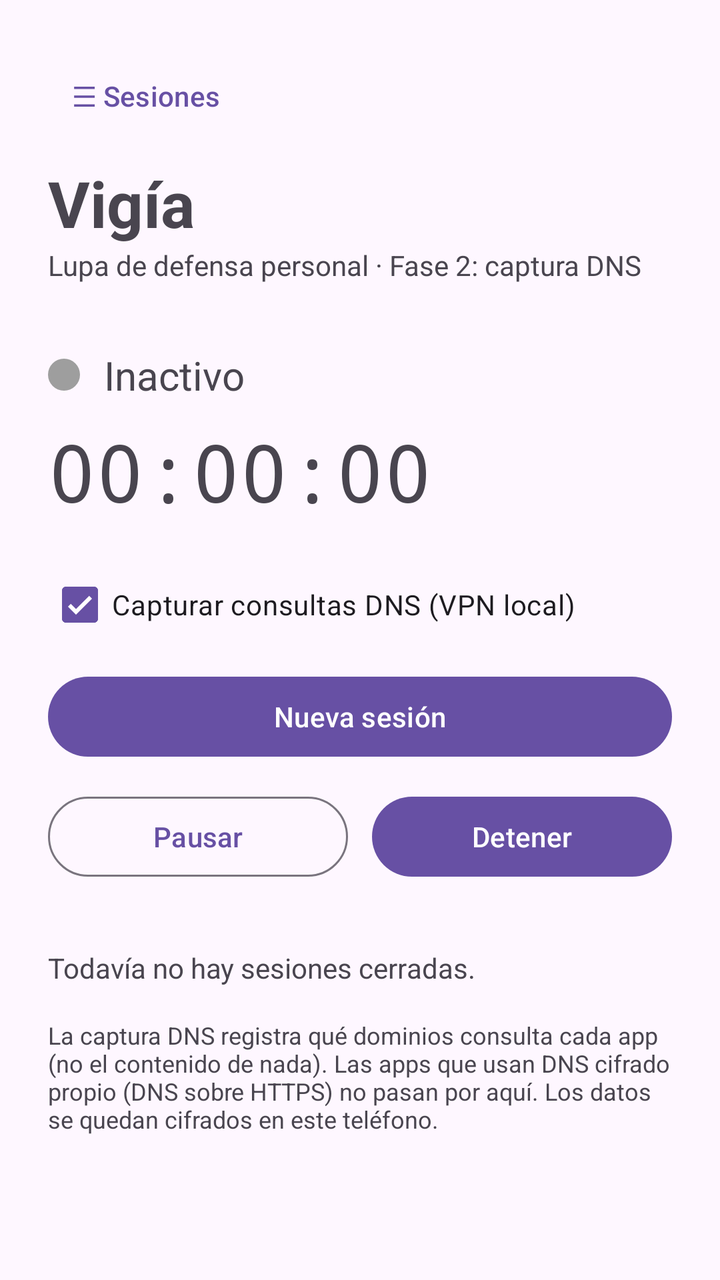
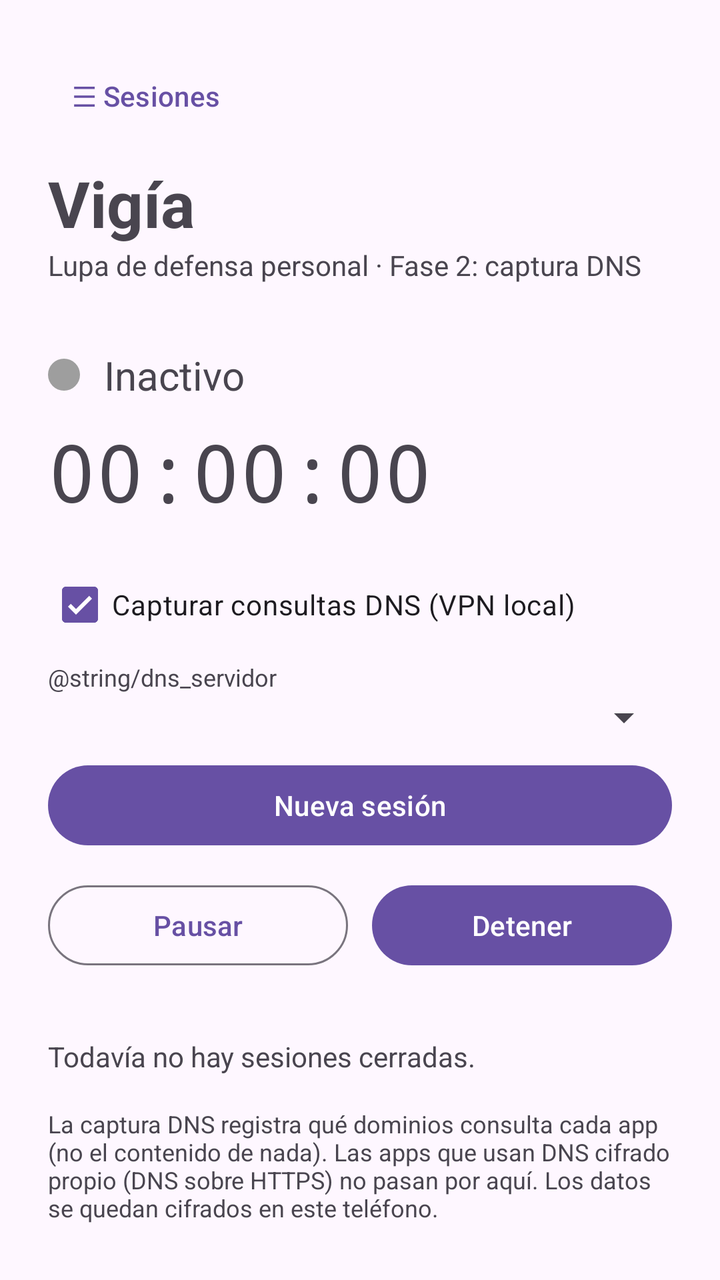

Compare the two renders of this Android layout. The source of the first and the diff that turns it into the second are given below.
<!-- AndroidManifest.xml: application theme Theme.Vigia -->
<!-- res/layout/activity_main.xml -->
<?xml version="1.0" encoding="utf-8"?>
<androidx.drawerlayout.widget.DrawerLayout xmlns:android="http://schemas.android.com/apk/res/android"
    android:id="@+id/drawer"
    android:layout_width="match_parent"
    android:layout_height="match_parent">

    <ScrollView
        android:layout_width="match_parent"
        android:layout_height="match_parent"
        android:fillViewport="true">

        <LinearLayout
            android:layout_width="match_parent"
            android:layout_height="wrap_content"
            android:orientation="vertical"
            android:padding="24dp">

            <com.google.android.material.button.MaterialButton
                android:id="@+id/btnSesiones"
                style="@style/Widget.Material3.Button.TextButton"
                android:layout_width="wrap_content"
                android:layout_height="wrap_content"
                android:text="@string/menu_sesiones" />

            <TextView
                android:id="@+id/titulo"
                android:layout_width="wrap_content"
                android:layout_height="wrap_content"
                android:layout_marginTop="8dp"
                android:text="@string/app_name"
                android:textSize="32sp"
                android:textStyle="bold" />

            <TextView
                android:id="@+id/subtitulo"
                android:layout_width="wrap_content"
                android:layout_height="wrap_content"
                android:text="@string/subtitulo"
                android:textSize="14sp" />

            <LinearLayout
                android:layout_width="match_parent"
                android:layout_height="wrap_content"
                android:layout_marginTop="32dp"
                android:gravity="center_vertical"
                android:orientation="horizontal">

                <View
                    android:id="@+id/punto"
                    android:layout_width="16dp"
                    android:layout_height="16dp"
                    android:background="@drawable/punto" />

                <TextView
                    android:id="@+id/txtEstado"
                    android:layout_width="wrap_content"
                    android:layout_height="wrap_content"
                    android:layout_marginStart="12dp"
                    android:text="@string/estado_inactiva"
                    android:textSize="20sp" />
            </LinearLayout>

            <TextView
                android:id="@+id/txtTiempo"
                android:layout_width="wrap_content"
                android:layout_height="wrap_content"
                android:layout_marginTop="8dp"
                android:fontFamily="monospace"
                android:text="00:00:00"
                android:textSize="40sp" />

            <TextView
                android:id="@+id/txtVpn"
                android:layout_width="match_parent"
                android:layout_height="wrap_content"
                android:layout_marginTop="4dp"
                android:textSize="14sp"
                android:visibility="gone" />

            <TextView
                android:id="@+id/txtContadores"
                android:layout_width="match_parent"
                android:layout_height="wrap_content"
                android:layout_marginTop="4dp"
                android:textSize="14sp"
                android:visibility="gone" />

            <TextView
                android:id="@+id/txtError"
                android:layout_width="match_parent"
                android:layout_height="wrap_content"
                android:layout_marginTop="8dp"
                android:textColor="@color/vigia_rojo"
                android:visibility="gone" />

            <com.google.android.material.checkbox.MaterialCheckBox
                android:id="@+id/chkVpn"
                android:layout_width="match_parent"
                android:layout_height="wrap_content"
                android:layout_marginTop="16dp"
                android:checked="true"
                android:text="@string/chk_vpn" />

            <com.google.android.material.button.MaterialButton
                android:id="@+id/btnNueva"
                android:layout_width="match_parent"
                android:layout_height="wrap_content"
                android:layout_marginTop="8dp"
                android:text="@string/nueva_sesion" />

            <LinearLayout
                android:layout_width="match_parent"
                android:layout_height="wrap_content"
                android:layout_marginTop="12dp"
                android:orientation="horizontal">

                <com.google.android.material.button.MaterialButton
                    android:id="@+id/btnPausa"
                    style="@style/Widget.Material3.Button.OutlinedButton"
                    android:layout_width="0dp"
                    android:layout_height="wrap_content"
                    android:layout_weight="1"
                    android:text="@string/pausar" />

                <com.google.android.material.button.MaterialButton
                    android:id="@+id/btnDetener"
                    android:layout_width="0dp"
                    android:layout_height="wrap_content"
                    android:layout_marginStart="12dp"
                    android:layout_weight="1"
                    android:text="@string/detener" />
            </LinearLayout>

            <TextView
                android:id="@+id/txtUltima"
                android:layout_width="match_parent"
                android:layout_height="wrap_content"
                android:layout_marginTop="32dp"
                android:text="@string/sin_sesiones"
                android:textSize="14sp" />

            <TextView
                android:id="@+id/txtAviso"
                android:layout_width="match_parent"
                android:layout_height="wrap_content"
                android:layout_marginTop="16dp"
                android:text="@string/aviso_fase2"
                android:textSize="12sp" />
        </LinearLayout>
    </ScrollView>

    <LinearLayout
        android:id="@+id/panelSesiones"
        android:layout_width="300dp"
        android:layout_height="match_parent"
        android:layout_gravity="start"
        android:background="?attr/colorSurface"
        android:clickable="true"
        android:focusable="true"
        android:orientation="vertical">

        <TextView
            android:layout_width="match_parent"
            android:layout_height="wrap_content"
            android:padding="20dp"
            android:text="@string/titulo_sesiones"
            android:textSize="20sp"
            android:textStyle="bold" />

        <TextView
            android:id="@+id/txtVacio"
            android:layout_width="match_parent"
            android:layout_height="wrap_content"
            android:padding="20dp"
            android:text="@string/sin_sesiones_lista"
            android:textSize="14sp" />

        <ListView
            android:id="@+id/listaSesiones"
            android:layout_width="match_parent"
            android:layout_height="0dp"
            android:layout_weight="1" />
    </LinearLayout>
</androidx.drawerlayout.widget.DrawerLayout>
<!-- resources referenced by this layout -->
<resources>
  <color name="vigia_rojo">#D32F2F</color>
  <!-- drawable punto (drawable) -->
  <?xml version="1.0" encoding="utf-8"?>
  <shape xmlns:android="http://schemas.android.com/apk/res/android"
      android:shape="oval">
      <solid android:color="#9E9E9E" />
      <size android:width="16dp" android:height="16dp" />
  </shape>
  <string name="app_name">Vigía</string>
  <string name="aviso_fase2">La captura DNS registra qué dominios consulta cada app (no el contenido de nada). Las apps que usan DNS cifrado propio (DNS sobre HTTPS) no pasan por aquí. Los datos se quedan cifrados en este teléfono.</string>
  <string name="chk_vpn">Capturar consultas DNS (VPN local)</string>
  <string name="detener">Detener</string>
  <string name="estado_inactiva">Inactivo</string>
  <string name="menu_sesiones">☰ Sesiones</string>
  <string name="nueva_sesion">Nueva sesión</string>
  <string name="pausar">Pausar</string>
  <string name="sin_sesiones">Todavía no hay sesiones cerradas.</string>
  <string name="sin_sesiones_lista">Aún no hay sesiones. Pulsa «Nueva sesión» para crear la primera.</string>
  <string name="subtitulo">Lupa de defensa personal · Fase 2: captura DNS</string>
  <string name="titulo_sesiones">Sesiones</string>
  <style name="Theme.Vigia" parent="Theme.Material3.DayNight.NoActionBar" />
</resources>

<!-- the commit's change to res/layout/activity_main.xml (unified diff, before → after) -->
@@ -101,6 +101,18 @@
                 android:checked="true"
                 android:text="@string/chk_vpn" />
 
+            <TextView
+                android:layout_width="match_parent"
+                android:layout_height="wrap_content"
+                android:layout_marginTop="4dp"
+                android:text="@string/dns_servidor"
+                android:textSize="12sp" />
+
+            <Spinner
+                android:id="@+id/spDns"
+                android:layout_width="match_parent"
+                android:layout_height="wrap_content" />
+
             <com.google.android.material.button.MaterialButton
                 android:id="@+id/btnNueva"
                 android:layout_width="match_parent"
